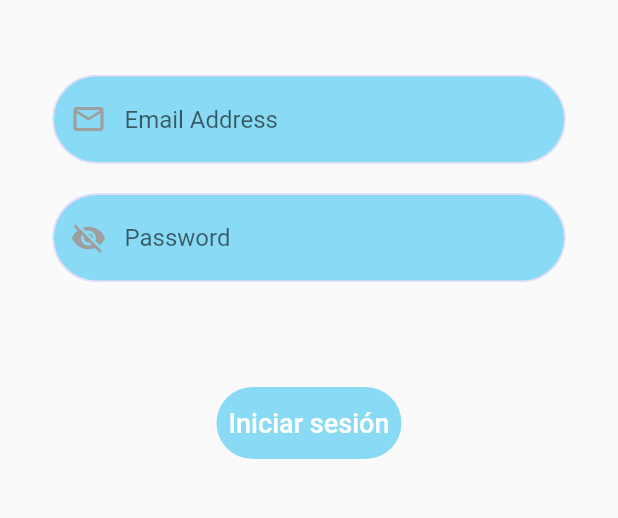
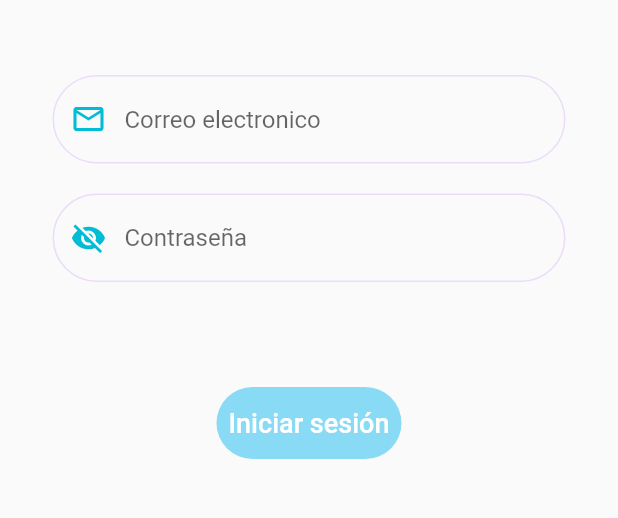
Before and after one commit to t0mmycastro/tramipet, a Flutter app: the screen it shows after launch, on a phone screen of 412 x 824 dp, the part 534-1052 px from its top. Run offline on Flutter 3.47's test engine with Material 2 defaults, Android fonts, the light colour scheme and no system bars; our stand-ins replace bloc, equatable.

Commit message:
Tramipet v1.2.4
-Avances:

Correciones del login

```diff
--- a/lib/src/pages/login_page.dart
+++ b/lib/src/pages/login_page.dart
@@ -17,7 +17,7 @@ class _LoginPageState extends State<LoginPage> {
   Widget build(BuildContext context) {
     return SafeArea(
       child: Scaffold(
-        body: Center(
+        body: SingleChildScrollView(
           child: Column(
             //  mainAxisAlignment: MainAxisAlignment.center,
             children: [
@@ -57,13 +57,13 @@ class _LoginPageState extends State<LoginPage> {
             TextFieldCustom(
                 icono: Icons.mail_outline,
                 type: TextInputType.emailAddress,
-                texto: 'Email Address'),
+                texto: 'Correo electronico'),
             SizedBox(height: 20),
             TextFieldCustom(
                 icono: Icons.visibility_off,
                 type: TextInputType.text,
                 pass: true,
-                texto: 'Password'),
+                texto: 'Contraseña'),
           ],
         ),
       );
--- a/lib/src/widgets/TextFieldCustom.dart
+++ b/lib/src/widgets/TextFieldCustom.dart
@@ -16,8 +16,8 @@ class TextFieldCustom extends StatelessWidget {
       decoration: InputDecoration(
         hintText: texto,
         filled: true,
-        fillColor: Color(0xff89dbf5),
-        prefixIcon: Icon(icono, color: Colors.grey),
+        fillColor: Color(0xfffffff),
+        prefixIcon: Icon(icono, color: Colors.cyan),
         border: OutlineInputBorder(
             borderSide: BorderSide(color: Color(0xffEBDCFA)),
             borderRadius: BorderRadius.circular(50)),
```
